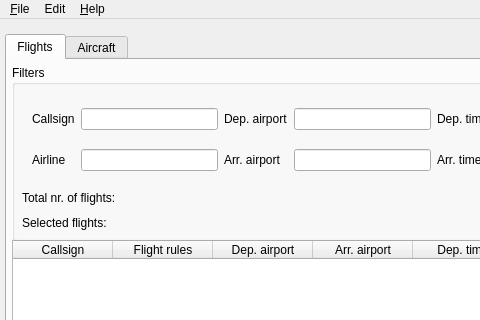
Above: ScheduleUi/MainWindow.ui from kantooon/ScheduleViewer before the change; both pictures show x 0 to 480 and y 0 to 320 of the 1070 by 740 pixel window. Below: the same form after it.
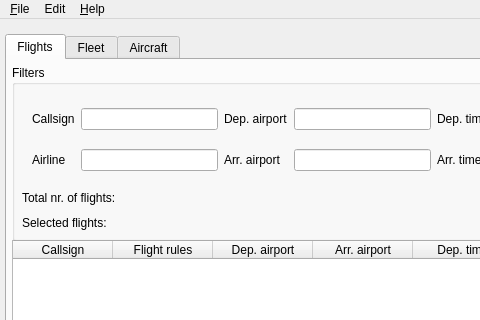
That is the form after the change. Icons and pictures are not drawn.

Commit message: add new menu entries and tab for fleet

Patch:
```diff
--- a/ScheduleUi/MainWindow.ui
+++ b/ScheduleUi/MainWindow.ui
@@ -361,6 +361,11 @@
       </widget>
      </widget>
     </widget>
+    <widget class="QWidget" name="tab">
+     <attribute name="title">
+      <string>Fleet</string>
+     </attribute>
+    </widget>
     <widget class="QWidget" name="aircraftTab">
      <attribute name="title">
       <string>Aircraft</string>
```
Left out of the diff: 28 changed lines with no effect on the pictures. The commit also changes 1 other file.
